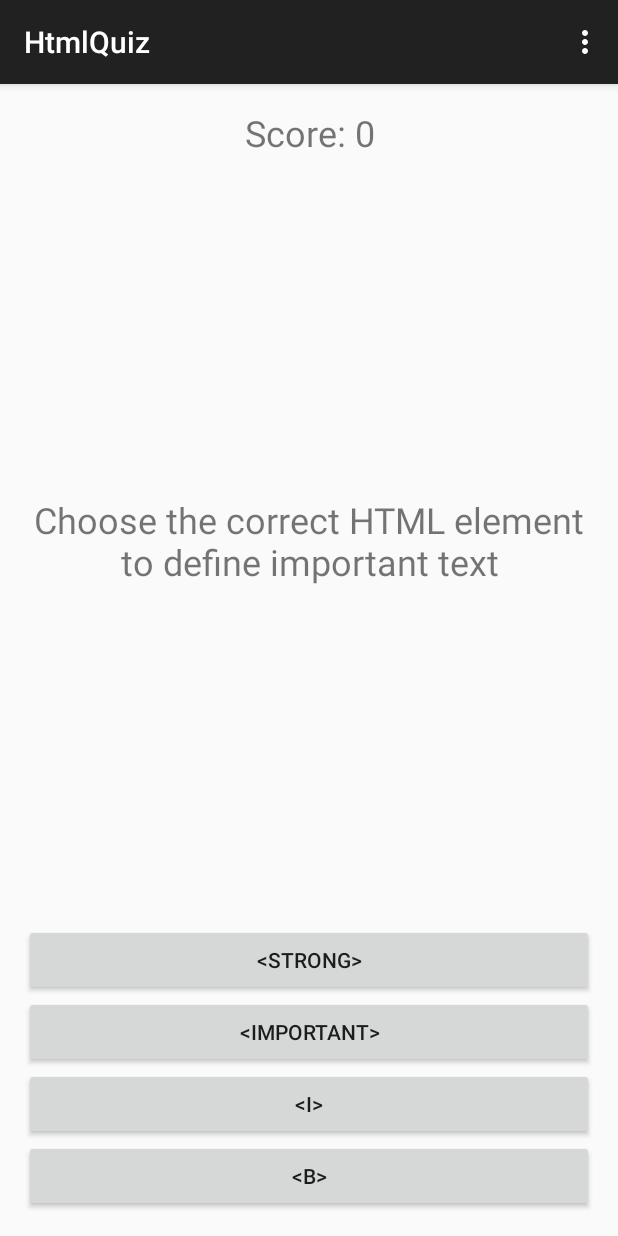
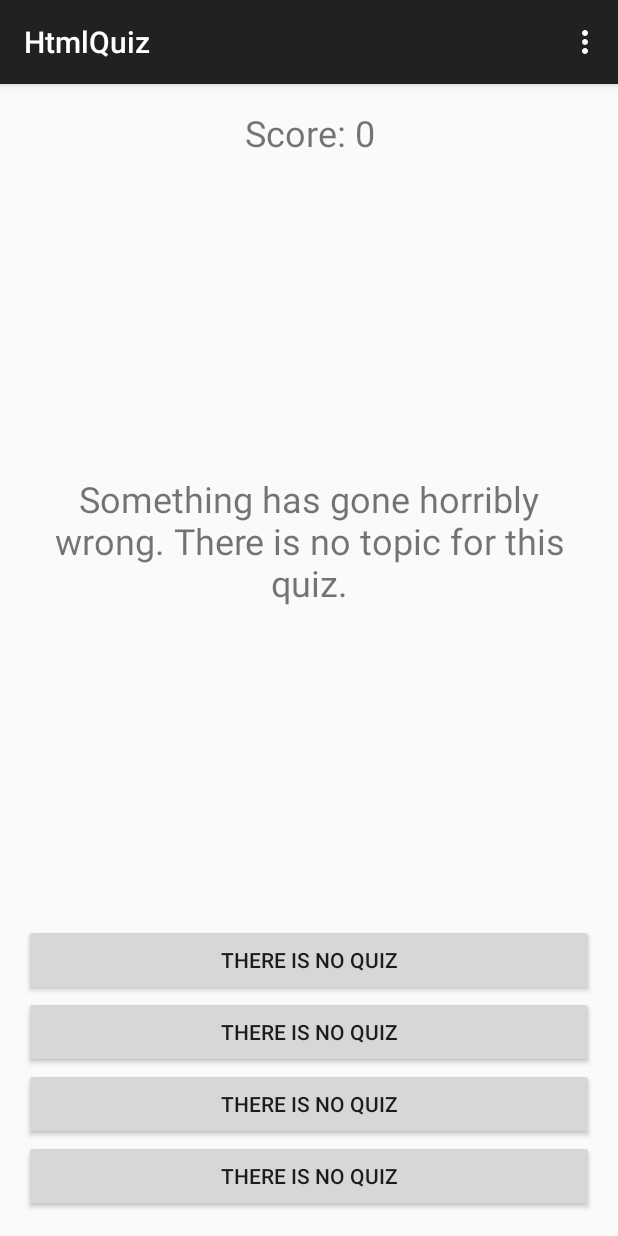
Before and after one commit to omar816/Final_Project, an Android app: the HtmlQuiz screen opened directly, with no data from a screen before it, on a phone screen of 412 x 824 dp. Run offline under Robolectric (Android 15) with nearby library versions, the phone set to English and light mode, and no system bars; 1 statement that could not run was skipped.

Commit message:
Quizzes all set up
They just need questions and stuff

```diff
--- a/app/src/main/java/com/example/omar/practice_final/HtmlFiles/HtmlQuizQuestions.java
+++ b/app/src/main/java/com/example/omar/practice_final/HtmlFiles/HtmlQuizQuestions.java
@@ -4,7 +4,12 @@ package com.example.omar.practice_final.HtmlFiles;
  * Created by Omar on 2017-12-11.
  */
 public class HtmlQuizQuestions {
-    public String mQuestions[][] = {{
+    public String mQuestions[][] = {
+            {
+                "Something has gone horribly wrong. There is no topic for this quiz."
+            },
+
+            {
                 "What is HTML an acronym for?",
                 "How do you write 'x' as a comment",
                 "Who is making the Web standards?",
@@ -14,10 +19,19 @@ public class HtmlQuizQuestions {
                 "Choose the correct HTML element to define important text",
                 "Choose the correct HTML element to define emphasized text",
                 "Which character is used to indicate an end tag?",
-        "How can you open a link in a new tab/browser window?"}
+                "How can you open a link in a new tab/browser window?"
+            },
+            {
+                "What does CSS Stand for?",
+                "How do you colour an element blue in CSS?"
+            }
     };
 
-    private String mChoices[][][] = {{
+    private String mChoices[][][] = {
+        {
+            {"There is no quiz", "There is no quiz", "There is no quiz", "There is no quiz"}
+        },
+        {
             {"Hypertext Markup Language", "Hypertext MicroLanugage", "Hyper-Link Markup Tensil", "Hotmail"},
             {"<!x>", "###x", "//x", "<!--x-->"},
             {"The World Wide Web Consortium", "Microsoft", "Google", "Mozilla"},
@@ -28,11 +42,27 @@ public class HtmlQuizQuestions {
             {"<i>", "<italic>", "<em>", "<special>"},
             {"<", "*", "/", "^"},
             {"<a href=\"url\" target=\"new\">", "<a href=\"url\" new>", "<a href=\"url\" target=\"_blank\">", "No possible way!"},
-    }};
+        },
+        {
+            {"Collaborative Stylization Strategy", "Colour Setting Sheet", "Cascading Style Sheet", "Cassidy Stevenson & Smith"},
+            {"{color: blue;}","setColor(blue);","<blue>","{color=blue};"}
+        }
+    };
 
-    private String correctAnswers[][] = {{"Hypertext Markup Language", "<!--x-->", "The World Wide Web Consortium",
+    private String correctAnswers[][] = {
+            {
+                "There is no answer."
+            },
+            {
+                "Hypertext Markup Language", "<!--x-->", "The World Wide Web Consortium",
                 "<h1>", "<br>", "<body style=\"background-color:yellow;\">", "<strong>", "<em>", "/",
-            "<a href=\"url\" target=\"new\">"}};
+                "<a href=\"url\" target=\"new\">"
+            },
+            {
+                "Cascading Style Sheet",
+                "{color: blue;}"
+            }
+    };
 
     public String getQuestion(int quizNumber, int a){
         String question = mQuestions[quizNumber][a];
```
Also changed, not shown: app/src/main/java/com/example/omar/practice_final/ActivityList.java (+22 -26 lines), app/src/main/java/com/example/omar/practice_final/HtmlFiles/HtmlQuiz.java (+19 -2 lines), app/src/main/res/layout/activity_activity_list.xml (+21 -15 lines). Lines whose indentation alone changed are shown as unchanged.
